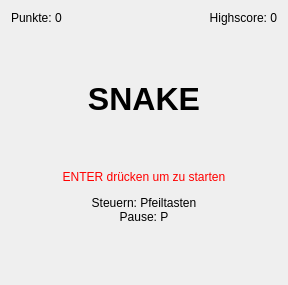
Before: the Qt Designer form Software/snake/ui_snake.ui in tfeldmann/QlockToo, drawn with Qt 5.
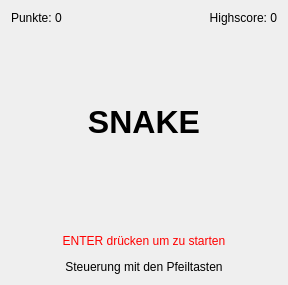
After: the same form once the commit is applied.

Commit message: removed pause functionality

Diff of the .ui file:
```diff
--- a/Software/snake/ui_snake.ui
+++ b/Software/snake/ui_snake.ui
@@ -46,16 +46,32 @@
      </property>
     </widget>
    </item>
+   <item row="1" column="0" colspan="2">
+    <widget class="QLabel" name="label_2">
+     <property name="sizePolicy">
+      <sizepolicy hsizetype="Preferred" vsizetype="MinimumExpanding">
+       <horstretch>0</horstretch>
+       <verstretch>0</verstretch>
+      </sizepolicy>
+     </property>
+     <property name="text">
+      <string>&lt;html&gt;&lt;head/&gt;&lt;body&gt;&lt;p align=&quot;center&quot;&gt;&lt;span style=&quot; font-size:24pt; font-weight:600;&quot;&gt;SNAKE&lt;/span&gt;&lt;br/&gt;&lt;/p&gt;&lt;/body&gt;&lt;/html&gt;</string>
+     </property>
+     <property name="textFormat">
+      <enum>Qt::RichText</enum>
+     </property>
+    </widget>
+   </item>
    <item row="2" column="0" colspan="2">
     <widget class="QLabel" name="label">
      <property name="sizePolicy">
-      <sizepolicy hsizetype="Preferred" vsizetype="MinimumExpanding">
+      <sizepolicy hsizetype="Preferred" vsizetype="Maximum">
        <horstretch>0</horstretch>
        <verstretch>0</verstretch>
       </sizepolicy>
      </property>
      <property name="text">
-      <string>&lt;html&gt;&lt;head/&gt;&lt;body&gt;&lt;p align=&quot;center&quot;&gt;&lt;span style=&quot; font-size:24pt; font-weight:600;&quot;&gt;SNAKE&lt;/span&gt;&lt;/p&gt;&lt;p align=&quot;center&quot;&gt;&lt;br/&gt;&lt;/p&gt;&lt;p align=&quot;center&quot;&gt;&lt;span style=&quot; color:#ff0000;&quot;&gt;ENTER drücken um zu starten&lt;/span&gt;&lt;/p&gt;&lt;p align=&quot;center&quot;&gt;Steuern: Pfeiltasten&lt;br/&gt;Pause: P&lt;/p&gt;&lt;/body&gt;&lt;/html&gt;</string>
+      <string>&lt;html&gt;&lt;head/&gt;&lt;body&gt;&lt;p align=&quot;center&quot;&gt;&lt;span style=&quot; color:#ff0000;&quot;&gt;ENTER drücken um zu starten&lt;/span&gt;&lt;/p&gt;&lt;p align=&quot;center&quot;&gt;Steuerung mit den Pfeiltasten&lt;/p&gt;&lt;/body&gt;&lt;/html&gt;</string>
      </property>
      <property name="textFormat">
       <enum>Qt::AutoText</enum>
```
The commit also changes 2 other files.
